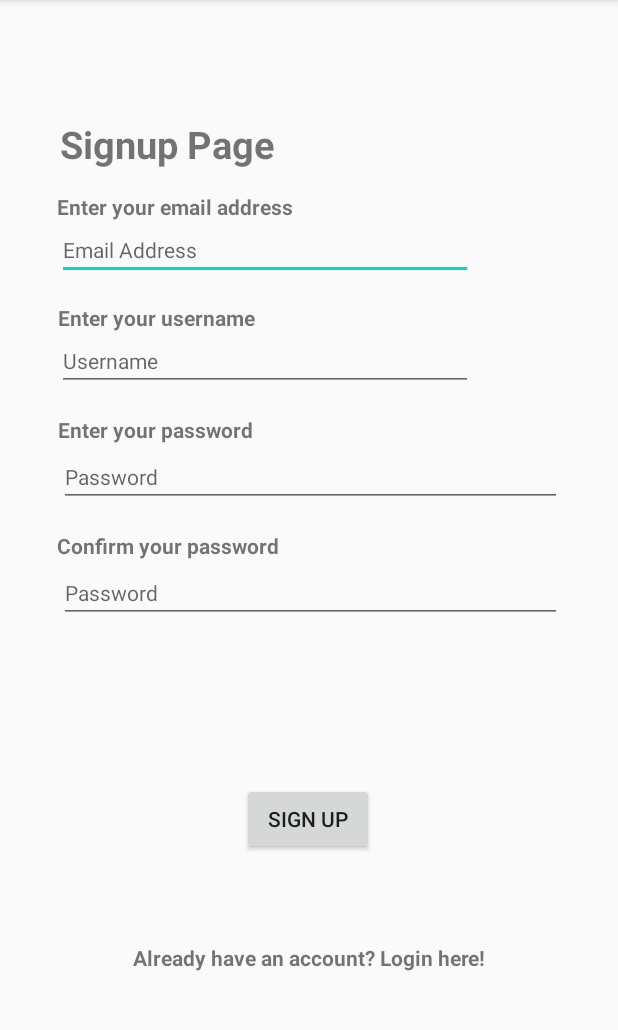
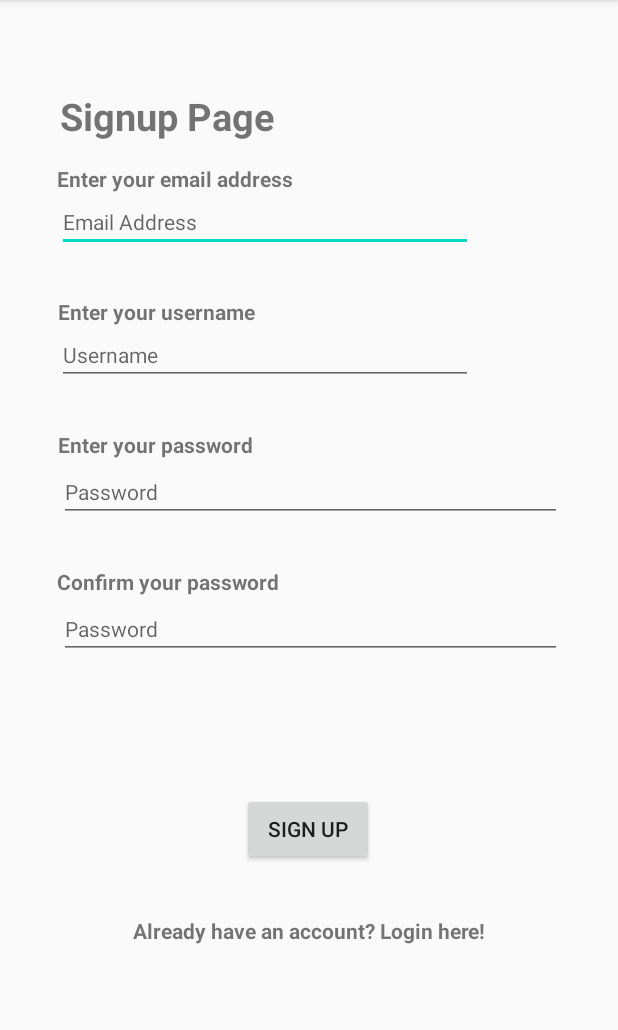
Before and after one commit to IndyFitDevs/AuthenticationModule, an Android app: the RegisterActivity screen opened directly, with no data from a screen before it, on a phone screen of 412 x 824 dp, the part 84-1114 px from its top. Run offline under Robolectric (Android 15) with nearby library versions, the phone set to English and light mode, and no system bars; libraries missing offline, so code that uses them is left out: com.androidnetworking, com.androidnetworking.error, com.androidnetworking.interfaces.

```diff
--- a/app/src/main/java/com/indyfit/authenticationmodule/RegisterActivity.java
+++ b/app/src/main/java/com/indyfit/authenticationmodule/RegisterActivity.java
@@ -2,13 +2,99 @@ package com.indyfit.authenticationmodule;
 
 import androidx.appcompat.app.AppCompatActivity;
 
+import android.content.Intent;
 import android.os.Bundle;
+import android.util.Log;
+import android.view.View;
+import android.widget.Button;
+import android.widget.EditText;
+import android.widget.TextView;
+import android.widget.Toast;
+
+import com.androidnetworking.AndroidNetworking;
+import com.androidnetworking.error.ANError;
+import com.androidnetworking.interfaces.JSONObjectRequestListener;
+
+import org.json.JSONArray;
+import org.json.JSONException;
+import org.json.JSONObject;
+
+import java.lang.reflect.Array;
 
 public class RegisterActivity extends AppCompatActivity {
+
+    private static final String TAG = "";
+    EditText user_email;
+    EditText user_username;
+    EditText user_pass1;
+    EditText user_pass2;
+    Button signup;
+    TextView error;
+    TextView email_error;
+    TextView username_error;
+    TextView password_error;
+
+    String api_key = "";
+    String email_string = "";
+    String username_string = "";
+    String password1_string = "";
+    String password2_string = "";
 
     @Override
     protected void onCreate(Bundle savedInstanceState) {
         super.onCreate(savedInstanceState);
         setContentView(R.layout.activity_register);
+
+        user_email = (EditText) findViewById(R.id.editText_email);
+        user_username = (EditText) findViewById(R.id.editText_username);
+        user_pass1 = (EditText) findViewById(R.id.editText_password);
+        user_pass2 = (EditText) findViewById(R.id.editText_password2);
+        signup = (Button) findViewById(R.id.button_signup);
+        error = (TextView) findViewById(R.id.textView_exception);
+        email_error = (TextView) findViewById(R.id.textView_emailerror);
+        username_error = (TextView) findViewById(R.id.textView_usernameerror);
+        password_error = (TextView) findViewById(R.id.textView_passworderror);
+    }
+
+    public void loginPage(View view) {
+        Intent intent = new Intent(RegisterActivity.this, LoginActivity.class);
+        startActivity(intent);
+    }
+
+    public void attempt_signup(View view) {
+        email_string = user_email.getText().toString().trim();
+        username_string = user_username.getText().toString().trim();
+        password1_string = user_pass1.getText().toString().trim();
+        password2_string = user_pass2.getText().toString().trim();
+
+        final JSONObject jsonObject = new JSONObject();
+        try {
+            jsonObject.put("username", username_string);
+            jsonObject.put("password1", password1_string);
+            jsonObject.put("password2", password2_string);
+            jsonObject.put("email", email_string);
+        } catch (JSONException e) {
+            e.printStackTrace();
+        }
+
+        AndroidNetworking.post("https://api.indy.fit/rest-auth/registration/")
+                .addJSONObjectBody(jsonObject) // posting json
+                .build()
+                .getAsJSONObject(new JSONObjectRequestListener() {
+                    @Override
+                    public void onResponse(JSONObject response) {
+                        String message = "";
+                        if (response.has("detail")) {
+                            message = response.optString("detail");
+                        }
+                        error.setText(message);
+                    }
+
+                    @Override
+                    public void onError(ANError anError) {
+                       error.setText("There was an error. Please try again.");
+                    }
+
+                });
     }
 }
--- a/app/src/main/res/layout/activity_register.xml
+++ b/app/src/main/res/layout/activity_register.xml
@@ -19,7 +19,7 @@
         app:layout_constraintEnd_toEndOf="parent"
         app:layout_constraintLeft_toLeftOf="parent"
         app:layout_constraintTop_toTopOf="parent"
-        app:layout_constraintVertical_bias="0.108" />
+        app:layout_constraintVertical_bias="0.082" />
 
     <TextView
         android:id="@+id/textView_enteremail"
@@ -54,7 +54,7 @@
         android:layout_width="wrap_content"
         android:layout_height="wrap_content"
         android:layout_marginStart="34dp"
-        android:layout_marginTop="15dp"
+        android:layout_marginTop="30dp"
         android:text="Enter your username"
         android:textStyle="bold"
         app:layout_constraintEnd_toEndOf="parent"
@@ -81,7 +81,7 @@
         android:layout_width="wrap_content"
         android:layout_height="wrap_content"
         android:layout_marginStart="34dp"
-        android:layout_marginTop="16dp"
+        android:layout_marginTop="30dp"
         android:text="Enter your password"
         android:textStyle="bold"
         app:layout_constraintEnd_toEndOf="parent"
@@ -109,7 +109,7 @@
         android:layout_width="wrap_content"
         android:layout_height="wrap_content"
         android:layout_marginStart="34dp"
-        android:layout_marginTop="16dp"
+        android:layout_marginTop="30dp"
         android:text="Confirm your password"
         android:textStyle="bold"
         app:layout_constraintEnd_toEndOf="parent"
@@ -136,6 +136,7 @@
         android:layout_width="wrap_content"
         android:layout_height="wrap_content"
         android:text="Sign Up"
+        android:onClick="attempt_signup"
         app:layout_constraintBottom_toBottomOf="parent"
         app:layout_constraintEnd_toEndOf="parent"
         app:layout_constraintHorizontal_bias="0.498"
@@ -147,6 +148,8 @@
         android:id="@+id/textView_loginhere"
         android:layout_width="265dp"
         android:layout_height="20dp"
+        android:clickable="true"
+        android:onClick="loginPage"
         android:text="Already have an account? Login here!"
         android:textAlignment="center"
         android:textStyle="bold"
@@ -154,19 +157,52 @@
         app:layout_constraintEnd_toEndOf="parent"
         app:layout_constraintStart_toStartOf="parent"
         app:layout_constraintTop_toBottomOf="@+id/button_signup"
-        app:layout_constraintVertical_bias="0.328" />
+        app:layout_constraintVertical_bias="0.2" />
 
     <TextView
         android:id="@+id/textView_exception"
-        android:layout_width="250dp"
-        android:layout_height="54dp"
+        android:layout_width="217dp"
+        android:layout_height="38dp"
         android:layout_marginTop="12dp"
-        android:textColor="#FF0000"
-        android:textStyle="bold"
+        android:textColor="#558B2F"
+        android:textStyle="normal"
         app:layout_constraintEnd_toEndOf="parent"
-        app:layout_constraintHorizontal_bias="0.242"
+        app:layout_constraintHorizontal_bias="0.206"
         app:layout_constraintStart_toStartOf="parent"
         app:layout_constraintTop_toBottomOf="@+id/editText_password2" />
 
+    <TextView
+        android:id="@+id/textView_emailerror"
+        android:layout_width="277dp"
+        android:layout_height="14dp"
+        android:text=""
+        android:textSize="10sp"
+        app:layout_constraintEnd_toEndOf="parent"
+        app:layout_constraintHorizontal_bias="0.301"
+        app:layout_constraintStart_toStartOf="parent"
+        app:layout_constraintTop_toBottomOf="@+id/editText_email" />
+
+    <TextView
+        android:id="@+id/textView_usernameerror"
+        android:layout_width="276dp"
+        android:layout_height="12dp"
+        android:text=""
+        android:textSize="10sp"
+        app:layout_constraintEnd_toEndOf="parent"
+        app:layout_constraintHorizontal_bias="0.288"
+        app:layout_constraintStart_toStartOf="parent"
+        app:layout_constraintTop_toBottomOf="@+id/editText_username" />
+
+    <TextView
+        android:id="@+id/textView_passworderror"
+        android:layout_width="308dp"
+        android:layout_height="13dp"
+        android:text=""
+        android:textSize="10sp"
+        app:layout_constraintEnd_toEndOf="parent"
+        app:layout_constraintHorizontal_bias="0.388"
+        app:layout_constraintStart_toStartOf="parent"
+        app:layout_constraintTop_toBottomOf="@+id/editText_password" />
+
 
 </androidx.constraintlayout.widget.ConstraintLayout>
```
